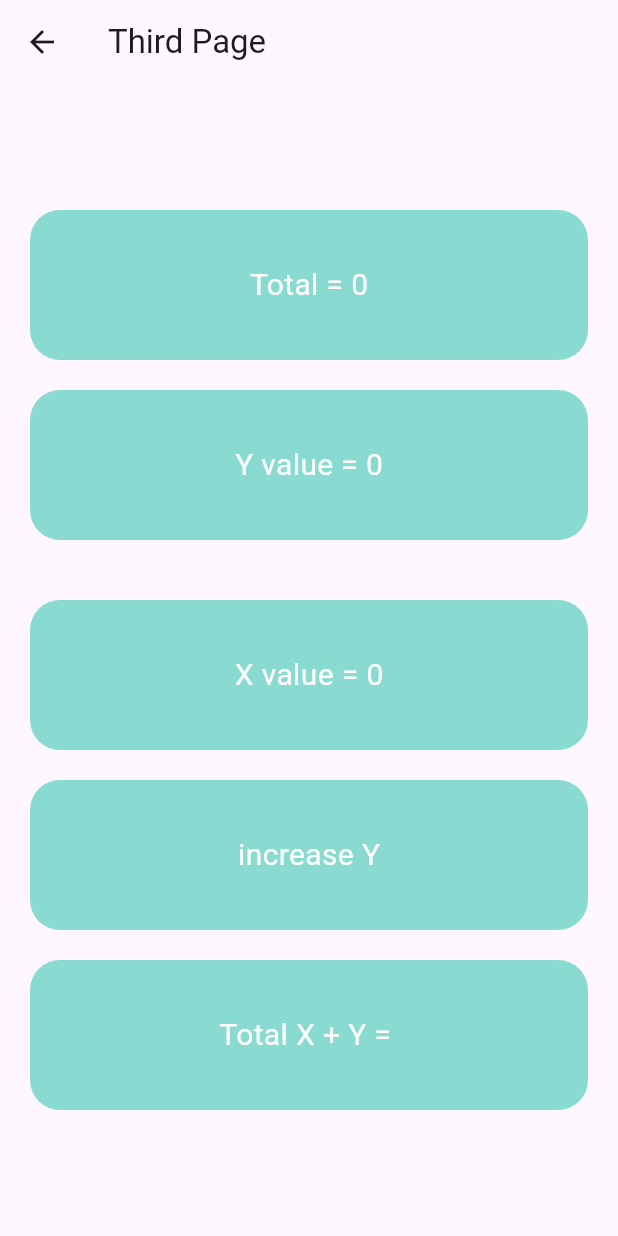
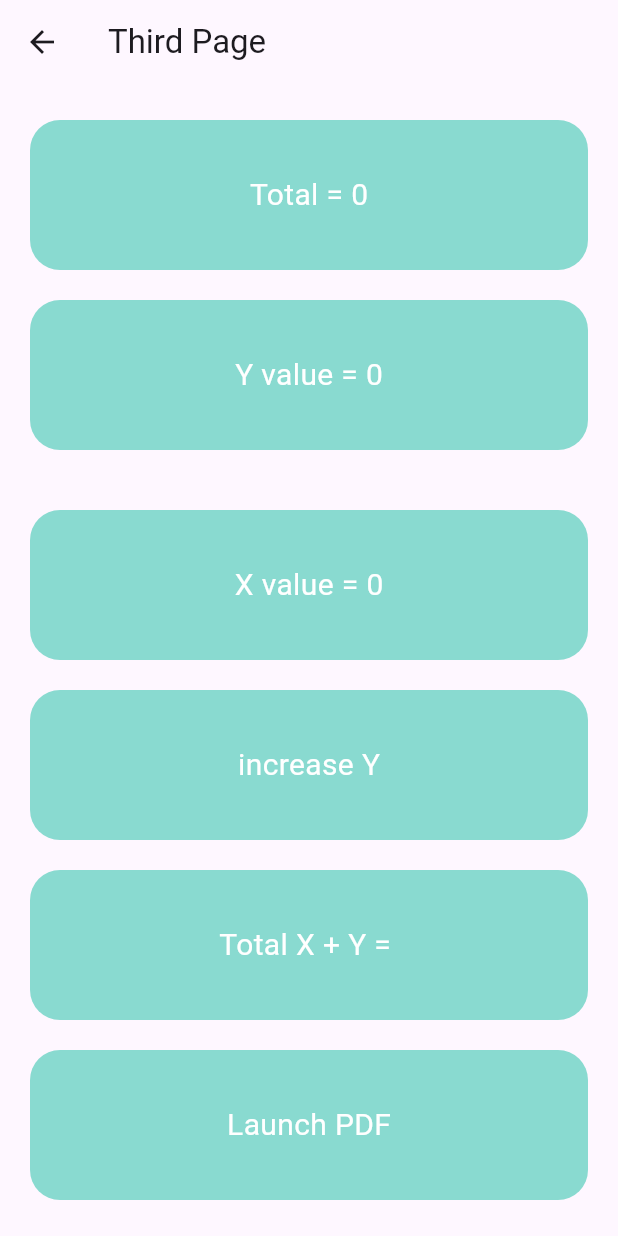
Before and after one commit to LivingstonTardzenyuy/Flutter-Projects, a Flutter app: the ThirdPage screen opened directly, on a phone screen of 412 x 824 dp. Run offline on Flutter 3.47's test engine with Material 3 defaults, Android fonts, the phone set to English and light mode, and no system bars; our stand-ins replace cloud_firestore, dropdown_button2, firebase_auth, firebase_core, font_awesome_flutter, get and 2 more; missing offline and left inert: flutter_pdfview; accounts and stored records are empty.

Commit message:
trying to read pdf

```diff
--- a/learning_getx/lib/pages/third_page.dart
+++ b/learning_getx/lib/pages/third_page.dart
@@ -4,6 +4,7 @@ import 'package:get/get_core/src/get_main.dart';
 import 'package:get/get_instance/get_instance.dart';
 import 'package:get/get_state_manager/src/simple/get_state.dart';
 import 'package:learning_getx/pages/homePage.dart';
+import 'package:learning_getx/pages/pdf.dart';
 
 import '../controllers/tap_controller.dart';
 
@@ -96,6 +97,26 @@ class ThirdPage extends StatelessWidget {
                   child: Center(child: Text('Total X + Y = ', style: TextStyle(fontSize: 20, color: Colors.white),),),
                 ),
               ),
+
+
+              SizedBox(height: 20,),
+              GestureDetector(
+                onTap: () {
+                  Get.to(() => PdfReader());
+                },
+                child: Container(
+                  margin: const EdgeInsets.symmetric(horizontal: 20),
+                  width: double.maxFinite,
+                  height: 100,
+                  decoration: BoxDecoration(
+                      borderRadius: BorderRadius.circular(20),
+                      color: Color(0xFF89dad0)
+                  ),
+                  child: Center(child: Text('Launch PDF', style: TextStyle(fontSize: 20, color: Colors.white),),),
+                ),
+              ),
+
+
             ],
           ),
         )
--- a/learning_getx/pubspec.yaml
+++ b/learning_getx/pubspec.yaml
@@ -36,6 +36,7 @@ dependencies:
   # Use with the CupertinoIcons class for iOS style icons.
   cupertino_icons: ^1.0.2
   get: ^4.6.6
+  flutter_pdfview: ^1.3.2
 
 dev_dependencies:
   flutter_test:
@@ -60,8 +61,8 @@ flutter:
   uses-material-design: true
 
   # To add assets to your application, add an assets section, like this:
-  # assets:
-  #   - images/a_dot_burr.jpeg
+  assets:
+    - assets/
   #   - images/a_dot_ham.jpeg
 
   # An image asset can refer to one or more resolution-specific "variants", see
```
Also changed, not shown: learning_getx/lib/pages/pdf.dart (added, +21 -0 lines), learning_getx/pubspec.lock, 1 other file.
